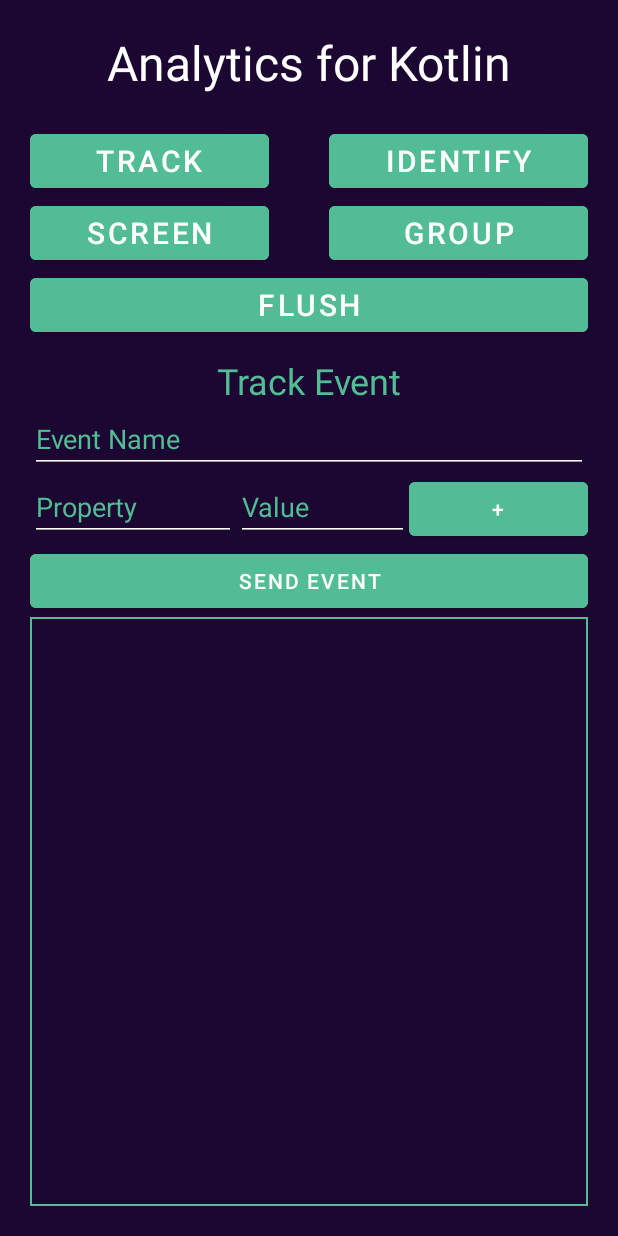
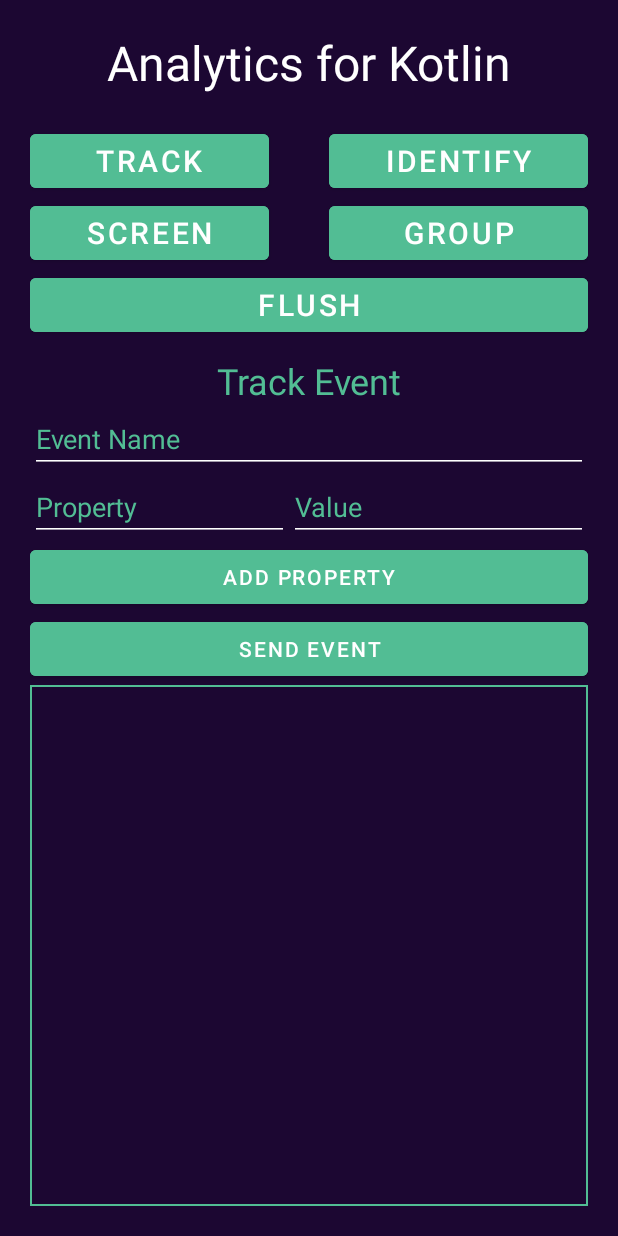
Before and after one commit to segmentio/analytics-kotlin, an Android app: the screen it shows after launch (MainActivity), after a tap on "TRACK", on a phone screen of 412 x 824 dp. Run offline under Robolectric (Android 15) with nearby library versions, the phone set to English and light mode, and no system bars; our stand-ins replace AdMob; libraries missing offline, so code that uses them is left out: com.google.android.gms; 7 statements that could not run were skipped.

Commit message:
add property support to all events

```diff
--- a/samples/kotlin-android-app/src/main/java/com/segment/analytics/next/EventFragment.kt
+++ b/samples/kotlin-android-app/src/main/java/com/segment/analytics/next/EventFragment.kt
@@ -8,11 +8,11 @@ import android.view.View
 import android.view.ViewGroup
 import android.widget.Button
 import android.widget.EditText
+import android.widget.LinearLayout
 import android.widget.TextView
 import androidx.fragment.app.Fragment
 import com.segment.analytics.*
 import com.segment.analytics.platform.Plugin
-import com.segment.analytics.platform.plugins.log
 import kotlinx.serialization.encodeToString
 import kotlinx.serialization.json.Json
 
@@ -20,27 +20,38 @@ import kotlinx.serialization.json.Json
  * A UI fragment allowing users to send events through the analytics timeline
  * It leverages the Plugin concept to display in-flight events
  */
-class EventFragment(val type: String, val analytics: Analytics) : Fragment() {
-    val properties = mutableMapOf<String, String>()
+class EventFragment(val type: EventType, val analytics: Analytics) : Fragment() {
+
     override fun onCreateView(
-        inflater: LayoutInflater, container: ViewGroup?,
+        inflater: LayoutInflater,
+        container: ViewGroup?,
         savedInstanceState: Bundle?
     ): View {
         val props = fetch(type)
         // Inflate the layout for this fragment
         val view = inflater.inflate(props.second, container, false)
+
+        val traitRoot = view.findViewById<LinearLayout>(R.id.props)
+        // add the first one
+        addPropertyLayout(traitRoot)
+        view.findViewById<Button>(R.id.add).setOnClickListener {
+            addPropertyLayout(traitRoot)
+        }
+
         view.findViewById<Button>(R.id.sendEvent).setOnClickListener {
             val input = view.findViewById<EditText>(R.id.input).text.toString()
+            val properties = getUserProps(traitRoot)
             when (type) {
-                "Track" -> sendTrack(eventName = input, props = properties)
-                "Identify" -> sendIdentify(userId = input, traits = properties)
-                "Screen" -> sendScreen(screenName = input, props = properties)
-                "Group" -> sendGroup(groupId = input, traits = properties)
-                else -> "" to 0
+                EventType.Track -> sendTrack(eventName = input, props = properties)
+                EventType.Identify -> sendIdentify(userId = input, traits = properties)
+                EventType.Screen -> sendScreen(screenName = input, props = properties)
+                EventType.Group -> sendGroup(groupId = input, traits = properties)
             }
         }
+
         val codeView = view.findViewById<TextView>(R.id.code_view)
         codeView.movementMethod = ScrollingMovementMethod()
+
         analytics.add(object : Plugin {
             override val type: Plugin.Type = Plugin.Type.After
             override val name: String = "TempResult-$type"
@@ -60,9 +71,35 @@ class EventFragment(val type: String, val analytics: Analytics) : Fragment() {
                 return super.execute(event)
             }
         })
-        // TODO implement default properties logic for events
-        // TODO implement add property button logic
+
         return view
+    }
+
+    private fun getUserProps(root: LinearLayout): MutableMap<String, String> {
+        val map = mutableMapOf<String, String>()
+        for (i in 0 until root.childCount) {
+            val ll = root.getChildAt(i)
+            val key = ll.findViewWithTag<EditText>("key").text.toString()
+            val value = ll.findViewWithTag<EditText>("value").text.toString()
+            if (key.isNotEmpty()) {
+                map[key] = value
+            }
+        }
+        return map
+    }
+
+    private fun addPropertyLayout(container: LinearLayout) {
+        val inflater = LayoutInflater.from(context);
+        //to get the MainLayout
+        val layoutXml: Int = when (type) {
+            EventType.Track -> R.layout.property
+            EventType.Identify -> R.layout.trait
+            EventType.Screen -> R.layout.property
+            EventType.Group -> R.layout.trait
+            else -> 0
+        }
+        val view = inflater.inflate(layoutXml, container, false)
+        container.addView(view)
     }
 
     private inline fun <reified T : BaseEvent> eventStr(event: T) = Json {
@@ -71,7 +108,7 @@ class EventFragment(val type: String, val analytics: Analytics) : Fragment() {
     }.encodeToString(event)
 
     private fun colorFormat(text: String): String {
-        val spacer = fun (match: MatchResult): CharSequence {
+        val spacer = fun(match: MatchResult): CharSequence {
             return "<br>" + "&nbsp;".repeat(match.value.length - 1)
         }
 
@@ -81,28 +118,28 @@ class EventFragment(val type: String, val analytics: Analytics) : Fragment() {
         return newString
     }
 
-    private fun sendGroup(groupId: String, traits: MutableMap<String, String>) {
+    private fun sendGroup(groupId: String, traits: Map<String, String>) {
         analytics.group(groupId, traits)
     }
 
-    private fun sendScreen(screenName: String, props: MutableMap<String, String>) {
+    private fun sendScreen(screenName: String, props: Map<String, String>) {
         analytics.screen(screenName, props)
     }
 
-    private fun sendIdentify(userId: String, traits: MutableMap<String, String>) {
+    private fun sendIdentify(userId: String, traits: Map<String, String>) {
         analytics.identify(userId, traits)
     }
 
-    private fun sendTrack(eventName: String, props: MutableMap<String, String>) {
+    private fun sendTrack(eventName: String, props: Map<String, String>) {
         analytics.track(eventName, props)
     }
 
-    fun fetch(type: String): Pair<String, Int> {
+    private fun fetch(type: EventType): Pair<String, Int> {
         return when (type) {
-            "Track" -> "props" to R.layout.fragment_track
-            "Identify" -> "traits" to R.layout.fragment_identify
-            "Screen" -> "props" to R.layout.fragment_screen
-            "Group" -> "traits" to R.layout.fragment_group
+            EventType.Track -> "props" to R.layout.fragment_track
+            EventType.Identify -> "traits" to R.layout.fragment_identify
+            EventType.Screen -> "props" to R.layout.fragment_screen
+            EventType.Group -> "traits" to R.layout.fragment_group
             else -> "" to 0
         }
     }
--- a/samples/kotlin-android-app/src/main/java/com/segment/analytics/next/MainActivity.kt
+++ b/samples/kotlin-android-app/src/main/java/com/segment/analytics/next/MainActivity.kt
@@ -6,15 +6,16 @@ import androidx.appcompat.app.AppCompatActivity
 import androidx.fragment.app.Fragment
 import androidx.fragment.app.FragmentManager
 import androidx.fragment.app.FragmentTransaction
+import com.segment.analytics.EventType
 
 
 class MainActivity : AppCompatActivity() {
 
     val analytics = MainApplication.analytics
-    val trackFragment = EventFragment("Track", analytics)
-    val identifyFragment = EventFragment("Identify", analytics)
-    val screenFragment = EventFragment("Screen", analytics)
-    val groupFragment = EventFragment("Group", analytics)
+    val trackFragment = EventFragment(EventType.Track, analytics)
+    val identifyFragment = EventFragment(EventType.Identify, analytics)
+    val screenFragment = EventFragment(EventType.Screen, analytics)
+    val groupFragment = EventFragment(EventType.Group, analytics)
 
     override fun onCreate(savedInstanceState: Bundle?) {
         super.onCreate(savedInstanceState)
--- a/samples/kotlin-android-app/src/main/res/layout/fragment_track.xml
+++ b/samples/kotlin-android-app/src/main/res/layout/fragment_track.xml
@@ -27,40 +27,15 @@
         android:layout_height="wrap_content"
         android:orientation="vertical">
 
-        <LinearLayout
-            android:layout_width="match_parent"
-            android:layout_height="wrap_content"
-            android:layout_gravity="center_horizontal"
-            android:orientation="horizontal"
-            android:weightSum="5">
+    </LinearLayout>
 
-            <EditText
-                android:layout_width="wrap_content"
-                android:layout_height="wrap_content"
-                android:layout_weight="2"
-                android:backgroundTint="@color/white"
-                android:hint="Property"
-                android:textColor="@color/segment_green"
-                android:textColorHint="@color/segment_green" />
-
-            <EditText
-                android:layout_width="wrap_content"
-                android:layout_height="wrap_content"
-                android:layout_weight="2"
-                android:backgroundTint="@color/white"
-                android:hint="Value"
-                android:textColor="@color/segment_green"
-                android:textColorHint="@color/segment_green" />
-
-            <Button
-                android:layout_width="wrap_content"
-                android:layout_height="wrap_content"
-                android:layout_weight="1"
-                android:backgroundTint="@color/segment_green"
-                android:text="+"
-                android:textColor="@color/white" />
-        </LinearLayout>
-    </LinearLayout>
+    <Button
+        android:id="@+id/add"
+        android:layout_width="match_parent"
+        android:layout_height="wrap_content"
+        android:backgroundTint="@color/segment_green"
+        android:text="Add Property"
+        android:textColor="@color/white" />
 
     <Button
         android:id="@+id/sendEvent"
--- /dev/null
+++ b/samples/kotlin-android-app/src/main/res/layout/property.xml
@@ -0,0 +1,29 @@
+<?xml version="1.0" encoding="utf-8"?>
+<LinearLayout xmlns:android="http://schemas.android.com/apk/res/android"
+    android:layout_width="match_parent"
+    android:layout_height="wrap_content"
+    android:layout_gravity="center_horizontal"
+    android:orientation="horizontal"
+    android:weightSum="5">
+
+    <EditText
+        android:tag="key"
+        android:layout_width="wrap_content"
+        android:layout_height="wrap_content"
+        android:layout_weight="2"
+        android:backgroundTint="@color/white"
+        android:hint="Property"
+        android:textColor="@color/segment_green"
+        android:textColorHint="@color/segment_green" />
+
+    <EditText
+        android:tag="value"
+        android:layout_width="wrap_content"
+        android:layout_height="wrap_content"
+        android:layout_weight="3"
+        android:backgroundTint="@color/white"
+        android:hint="Value"
+        android:textColor="@color/segment_green"
+        android:textColorHint="@color/segment_green" />
+
+</LinearLayout>
```
Also changed, not shown: samples/kotlin-android-app/src/main/java/com/segment/analytics/next/ConsentActivity.kt (+5 -4 lines), samples/kotlin-android-app/src/main/res/layout/fragment_group.xml (+12 -37 lines), samples/kotlin-android-app/src/main/res/layout/fragment_identify.xml (+9 -36 lines), samples/kotlin-android-app/src/main/res/layout/fragment_screen.xml (+8 -35 lines), samples/kotlin-android-app/src/main/res/layout/trait.xml (added, +29 -0 lines).
